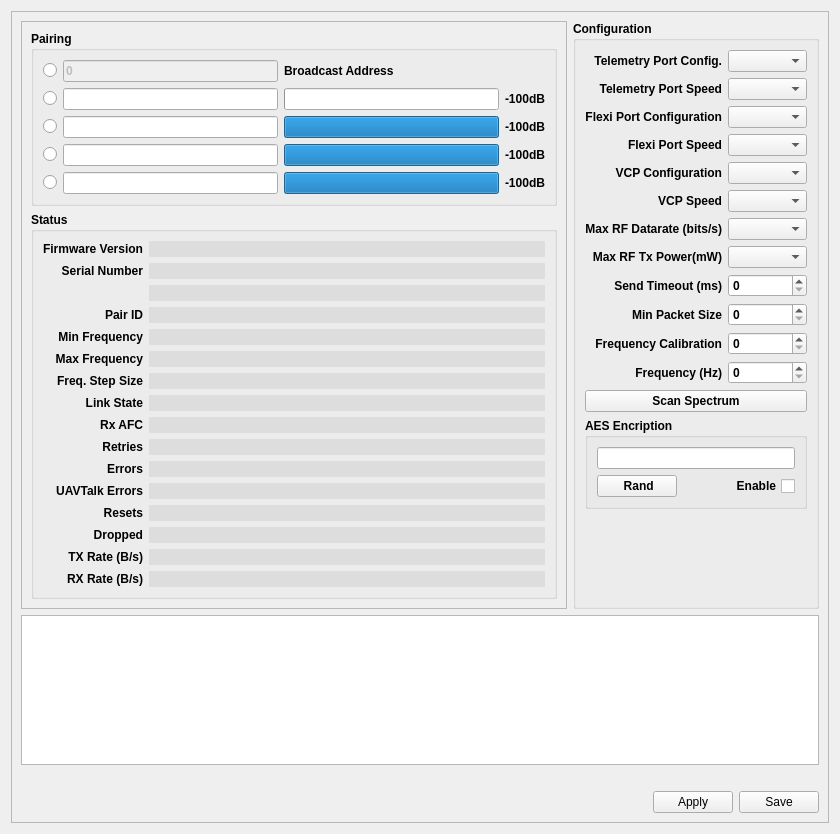
The window that ground/openpilotgcs/src/plugins/config/pipxtreme.ui (openpilot/OpenPilot) describes before a commit, drawn with Qt 5.
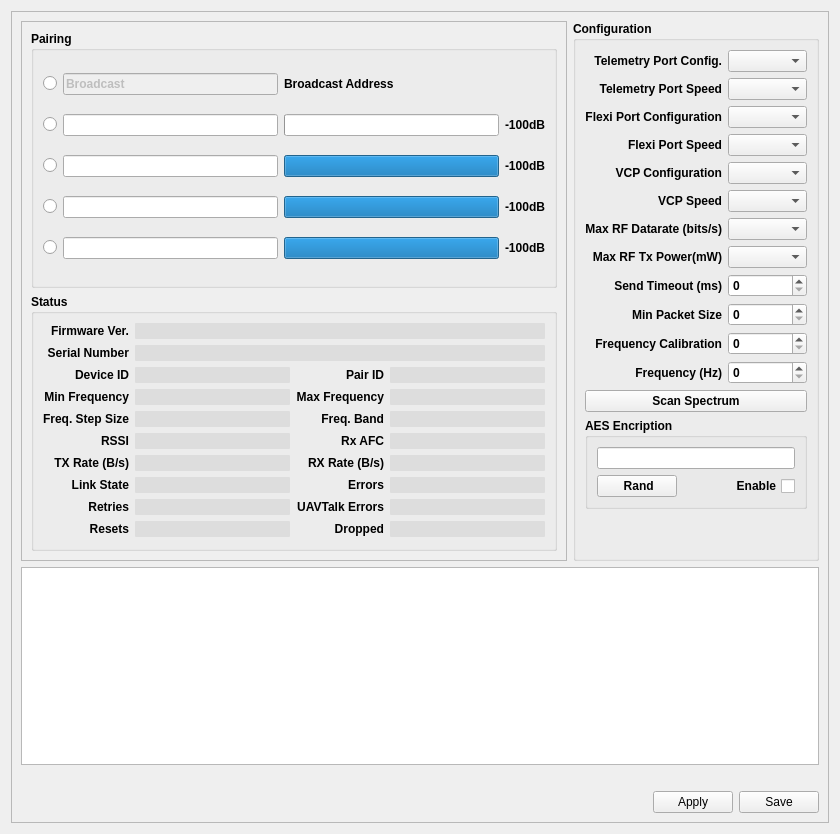
The same window after the commit.

Commit message: PipX configuration screen improvements.

Diff of the .ui file:
```diff
--- a/ground/openpilotgcs/src/plugins/config/pipxtreme.ui
+++ b/ground/openpilotgcs/src/plugins/config/pipxtreme.ui
@@ -144,7 +144,7 @@
             <item row="0" column="1">
              <widget class="QLineEdit" name="PairIDB">
               <property name="text">
-               <string>0</string>
+               <string>Broadcast</string>
               </property>
 	      <property name="enabled">
 		<bool>false</bool>
@@ -326,14 +326,14 @@
             <item row="0" column="0">
              <widget class="QLabel" name="label_9">
               <property name="text">
-               <string>Firmware Version</string>
+               <string>Firmware Ver.</string>
               </property>
               <property name="alignment">
                <set>Qt::AlignRight|Qt::AlignTrailing|Qt::AlignVCenter</set>
               </property>
              </widget>
             </item>
-            <item row="0" column="1">
+            <item row="0" column="1" colspan="3">
              <widget class="QLineEdit" name="FirmwareVersion">
               <property name="font">
                <font>
@@ -369,7 +369,7 @@
               </property>
              </widget>
             </item>
-            <item row="2" column="1">
+            <item row="2" column="1" colspan="3">
              <widget class="QLineEdit" name="SerialNumber">
               <property name="sizePolicy">
                <sizepolicy hsizetype="Preferred" vsizetype="Fixed">
@@ -417,6 +417,16 @@
               </property>
              </widget>
             </item>
+            <item row="3" column="0">
+             <widget class="QLabel" name="DeviceIDLabel">
+              <property name="text">
+               <string>Device ID</string>
+              </property>
+              <property name="alignment">
+               <set>Qt::AlignRight|Qt::AlignTrailing|Qt::AlignVCenter</set>
+              </property>
+             </widget>
+            </item>
             <item row="3" column="1">
              <widget class="QLineEdit" name="DeviceID">
               <property name="font">
@@ -443,34 +453,8 @@
               </property>
              </widget>
             </item>
-            <item row="4" column="1">
-             <widget class="QLineEdit" name="PairID">
-              <property name="font">
-               <font>
-                <weight>75</weight>
-                <bold>true</bold>
-               </font>
-              </property>
-              <property name="styleSheet">
-               <string notr="true">QLineEdit {
-  border: none;
-  border-radius: 1px;
-  padding: 0 8px;
-  background: rgba(0, 0, 0, 16);
-/*  background: transparent; */
-/*     selection-background-color: darkgray;*/
-}</string>
-              </property>
-              <property name="frame">
-               <bool>false</bool>
-              </property>
-              <property name="readOnly">
-               <bool>true</bool>
-              </property>
-             </widget>
-            </item>
-            <item row="4" column="0">
-             <widget class="QLabel" name="label_20">
+            <item row="3" column="2">
+             <widget class="QLabel" name="PairIDLabel">
               <property name="text">
                <string>Pair ID</string>
               </property>
@@ -479,7 +463,33 @@
               </property>
              </widget>
             </item>
-            <item row="5" column="0">
+            <item row="3" column="3">
+             <widget class="QLineEdit" name="PairID">
+              <property name="font">
+               <font>
+                <weight>75</weight>
+                <bold>true</bold>
+               </font>
+              </property>
+              <property name="styleSheet">
+               <string notr="true">QLineEdit {
+  border: none;
+  border-radius: 1px;
+  padding: 0 8px;
+  background: rgba(0, 0, 0, 16);
+/*  background: transparent; */
+/*     selection-background-color: darkgray;*/
+}</string>
+              </property>
+              <property name="frame">
+               <bool>false</bool>
+              </property>
+              <property name="readOnly">
+               <bool>true</bool>
+              </property>
+             </widget>
+            </item>
+            <item row="4" column="0">
              <widget class="QLabel" name="label_3">
               <property name="text">
                <string>Min Frequency</string>
@@ -489,7 +499,7 @@
               </property>
              </widget>
             </item>
-            <item row="5" column="1">
+            <item row="4" column="1">
              <widget class="QLineEdit" name="MinFrequency">
               <property name="sizePolicy">
                <sizepolicy hsizetype="Preferred" vsizetype="Fixed">
@@ -530,7 +540,7 @@
               </property>
              </widget>
             </item>
-            <item row="6" column="0">
+            <item row="4" column="2">
              <widget class="QLabel" name="label_4">
               <property name="text">
                <string>Max Frequency</string>
@@ -540,7 +550,7 @@
               </property>
              </widget>
             </item>
-            <item row="6" column="1">
+            <item row="4" column="3">
              <widget class="QLineEdit" name="MaxFrequency">
               <property name="sizePolicy">
                <sizepolicy hsizetype="Preferred" vsizetype="Fixed">
@@ -581,7 +591,7 @@
               </property>
              </widget>
             </item>
-            <item row="7" column="0">
+            <item row="5" column="0">
              <widget class="QLabel" name="label_12">
               <property name="text">
                <string>Freq. Step Size</string>
@@ -591,7 +601,7 @@
               </property>
              </widget>
             </item>
-            <item row="7" column="1">
+            <item row="5" column="1">
              <widget class="QLineEdit" name="FrequencyStepSize">
               <property name="sizePolicy">
                <sizepolicy hsizetype="Preferred" vsizetype="Fixed">
@@ -632,6 +642,195 @@
               </property>
              </widget>
             </item>
+            <item row="5" column="2">
+             <widget class="QLabel" name="FreqBandLabel">
+              <property name="text">
+               <string>Freq. Band</string>
+              </property>
+              <property name="alignment">
+               <set>Qt::AlignRight|Qt::AlignTrailing|Qt::AlignVCenter</set>
+              </property>
+             </widget>
+            </item>
+            <item row="5" column="3">
+             <widget class="QLineEdit" name="FreqBand">
+              <property name="sizePolicy">
+               <sizepolicy hsizetype="Preferred" vsizetype="Fixed">
+                <horstretch>0</horstretch>
+                <verstretch>0</verstretch>
+               </sizepolicy>
+              </property>
+              <property name="maximumSize">
+               <size>
+                <width>16777215</width>
+                <height>16777215</height>
+               </size>
+              </property>
+              <property name="font">
+               <font>
+                <weight>75</weight>
+                <bold>true</bold>
+               </font>
+              </property>
+              <property name="toolTip">
+               <string>The current frequency band</string>
+              </property>
+              <property name="styleSheet">
+               <string notr="true">QLineEdit {
+  border: none;
+  border-radius: 1px;
+  padding: 0 8px;
+  background: rgba(0, 0, 0, 16);
+/*  background: transparent; */
+/*     selection-background-color: darkgray;*/
+}</string>
+              </property>
+              <property name="alignment">
+               <set>Qt::AlignLeading|Qt::AlignLeft|Qt::AlignVCenter</set>
+              </property>
+              <property name="readOnly">
+               <bool>true</bool>
+              </property>
+             </widget>
+            </item>
+            <item row="6" column="0">
+             <widget class="QLabel" name="RSSILabel">
+              <property name="text">
+               <string>RSSI</string>
+              </property>
+              <property name="alignment">
+               <set>Qt::AlignRight|Qt::AlignTrailing|Qt::AlignVCenter</set>
+              </property>
+             </widget>
+            </item>
+            <item row="6" column="1">
+             <widget class="QLineEdit" name="RSSI">
+              <property name="font">
+               <font>
+                <weight>75</weight>
+                <bold>true</bold>
+               </font>
+              </property>
+              <property name="styleSheet">
+               <string notr="true">QLineEdit {
+  border: none;
+  border-radius: 1px;
+  padding: 0 8px;
+  background: rgba(0, 0, 0, 16);
+/*  background: transparent; */
+/*     selection-background-color: darkgray;*/
+}</string>
+              </property>
+              <property name="readOnly">
+               <bool>true</bool>
+              </property>
+             </widget>
+            </item>
+            <item row="6" column="2">
+             <widget class="QLabel" name="RxAFCLabel">
+              <property name="text">
+               <string>Rx AFC</string>
+              </property>
+              <property name="alignment">
+               <set>Qt::AlignRight|Qt::AlignTrailing|Qt::AlignVCenter</set>
+              </property>
+             </widget>
+            </item>
+            <item row="6" column="3">
+             <widget class="QLineEdit" name="RxAFC">
+              <property name="font">
+               <font>
+                <weight>75</weight>
+                <bold>true</bold>
+               </font>
+              </property>
+              <property name="styleSheet">
+               <string notr="true">QLineEdit {
+  border: none;
+  border-radius: 1px;
+  padding: 0 8px;
+  background: rgba(0, 0, 0, 16);
+/*  background: transparent; */
+/*     selection-background-color: darkgray;*/
+}</string>
+              </property>
+              <property name="readOnly">
+               <bool>true</bool>
+              </property>
+             </widget>
+            </item>
+            <item row="7" column="0">
+             <widget class="QLabel" name="TXRateLabel">
+              <property name="text">
+               <string>TX Rate (B/s)</string>
+              </property>
+              <property name="alignment">
+               <set>Qt::AlignRight|Qt::AlignTrailing|Qt::AlignVCenter</set>
+              </property>
+             </widget>
+            </item>
+            <item row="7" column="1">
+             <widget class="QLineEdit" name="TXRate">
+              <property name="font">
+               <font>
+                <weight>75</weight>
+                <bold>true</bold>
+               </font>
+              </property>
+              <property name="styleSheet">
+               <string notr="true">QLineEdit {
+  border: none;
+  border-radius: 1px;
+  padding: 0 8px;
+  background: rgba(0, 0, 0, 16);
+/*  background: transparent; */
+/*     selection-background-color: darkgray;*/
+}</string>
+              </property>
+              <property name="frame">
+               <bool>false</bool>
+              </property>
+              <property name="readOnly">
+               <bool>true</bool>
+              </property>
+             </widget>
+            </item>
+            <item row="7" column="2">
+             <widget class="QLabel" name="RXRateLabel">
+              <property name="text">
+               <string>RX Rate (B/s)</string>
+              </property>
+              <property name="alignment">
+               <set>Qt::AlignRight|Qt::AlignTrailing|Qt::AlignVCenter</set>
+              </property>
+             </widget>
+            </item>
+            <item row="7" column="3">
+             <widget class="QLineEdit" name="RXRate">
+              <property name="font">
+               <font>
+                <weight>75</weight>
+                <bold>true</bold>
+               </font>
+              </property>
+              <property name="styleSheet">
+               <string notr="true">QLineEdit {
+  border: none;
+  border-radius: 1px;
+  padding: 0 8px;
+  background: rgba(0, 0, 0, 16);
+/*  background: transparent; */
+/*     selection-background-color: darkgray;*/
+}</string>
+              </property>
+              <property name="frame">
+               <bool>false</bool>
+              </property>
+              <property name="readOnly">
+               <bool>true</bool>
+              </property>
+             </widget>
+            </item>
             <item row="8" column="0">
              <widget class="QLabel" name="label_11">
               <property name="text">
@@ -683,40 +882,43 @@
               </property>
              </widget>
             </item>
+            <item row="8" column="2">
+             <widget class="QLabel" name="label_19">
+              <property name="text">
+               <string>Errors</string>
+              </property>
+              <property name="alignment">
+               <set>Qt::AlignRight|Qt::AlignTrailing|Qt::AlignVCenter</set>
+              </property>
+             </widget>
+            </item>
+            <item row="8" column="3">
+             <widget class="QLineEdit" name="Errors">
+              <property name="font">
+               <font>
+                <weight>75</weight>
+                <bold>true</bold>
+               </font>
+              </property>
+              <property name="styleSheet">
+               <string notr="true">QLineEdit {
+  border: none;
+  border-radius: 1px;
+  padding: 0 8px;
+  background: rgba(0, 0, 0, 16);
+/*  background: transparent; */
+/*     selection-background-color: darkgray;*/
+}</string>
+              </property>
+              <property name="frame">
+               <bool>false</bool>
+              </property>
+              <property name="readOnly">
+               <bool>true</bool>
+              </property>
+             </widget>
+            </item>
             <item row="9" column="0">
-             <widget class="QLabel" name="label_17">
-              <property name="text">
-               <string>Rx AFC</string>
-              </property>
-              <property name="alignment">
-               <set>Qt::AlignRight|Qt::AlignTrailing|Qt::AlignVCenter</set>
-              </property>
-             </widget>
-            </item>
-            <item row="9" column="1">
-             <widget class="QLineEdit" name="RxAFC">
-              <property name="font">
-               <font>
-                <weight>75</weight>
-                <bold>true</bold>
-               </font>
-              </property>
-              <property name="styleSheet">
-               <string notr="true">QLineEdit {
-  border: none;
-  border-radius: 1px;
-  padding: 0 8px;
-  background: rgba(0, 0, 0, 16);
-/*  background: transparent; */
-/*     selection-background-color: darkgray;*/
-}</string>
-              </property>
-              <property name="readOnly">
-               <bool>true</bool>
-              </property>
-             </widget>
-            </item>
-            <item row="10" column="0">
              <widget class="QLabel" name="RetriesLabel">
               <property name="text">
                <string>Retries</string>
@@ -726,7 +928,7 @@
               </property>
              </widget>
             </item>
-            <item row="10" column="1">
+            <item row="9" column="1">
              <widget class="QLineEdit" name="Retries">
               <property name="font">
                <font>
@@ -752,43 +954,7 @@
               </property>
              </widget>
             </item>
-            <item row="11" column="1">
-             <widget class="QLineEdit" name="Errors">
-              <property name="font">
-               <font>
-                <weight>75</weight>
-                <bold>true</bold>
-               </font>
-              </property>
-              <property name="styleSheet">
-               <string notr="true">QLineEdit {
-  border: none;
-  border-radius: 1px;
-  padding: 0 8px;
-  background: rgba(0, 0, 0, 16);
-/*  background: transparent; */
-/*     selection-background-color: darkgray;*/
-}</string>
-              </property>
-              <property name="frame">
-               <bool>false</bool>
-              </property>
-              <property name="readOnly">
-               <bool>true</bool>
-              </property>
-             </widget>
-            </item>
-            <item row="11" column="0">
-             <widget class="QLabel" name="label_19">
-              <property name="text">
-               <string>Errors</string>
-              </property>
-              <property name="alignment">
-               <set>Qt::AlignRight|Qt::AlignTrailing|Qt::AlignVCenter</set>
-              </property>
-             </widget>
-            </item>
-            <item row="12" column="0">
+            <item row="9" column="2">
              <widget class="QLabel" name="UAVTalkErrorsLabel">
               <property name="text">
                <string>UAVTalk Errors</string>
@@ -798,7 +964,7 @@
               </property>
              </widget>
             </item>
-            <item row="12" column="1">
+            <item row="9" column="3">
              <widget class="QLineEdit" name="UAVTalkErrors">
               <property name="font">
                <font>
@@ -824,7 +990,7 @@
               </property>
              </widget>
             </item>
-            <item row="13" column="0">
+            <item row="10" column="0">
              <widget class="QLabel" name="ResetsLabel">
               <property name="text">
                <string>Resets</string>
@@ -834,7 +1000,7 @@
               </property>
              </widget>
             </item>
-            <item row="13" column="1">
+            <item row="10" column="1">
              <widget class="QLineEdit" name="Resets">
               <property name="font">
                <font>
@@ -860,7 +1026,7 @@
               </property>
              </widget>
             </item>
-            <item row="14" column="0">
+            <item row="10" column="2">
              <widget class="QLabel" name="DroppedLabel">
               <property name="text">
                <string>Dropped</string>
@@ -870,7 +1036,7 @@
               </property>
              </widget>
             </item>
-            <item row="14" column="1">
+            <item row="10" column="3">
              <widget class="QLineEdit" name="Dropped">
               <property name="font">
                <font>
@@ -896,78 +1062,6 @@
               </property>
              </widget>
             </item>
-            <item row="15" column="0">
-             <widget class="QLabel" name="TXRateLabel">
-              <property name="text">
-               <string>TX Rate (B/s)</string>
-              </property>
-              <property name="alignment">
-               <set>Qt::AlignRight|Qt::AlignTrailing|Qt::AlignVCenter</set>
-              </property>
-             </widget>
-            </item>
-            <item row="15" column="1">
-             <widget class="QLineEdit" name="TXRate">
-              <property name="font">
-               <font>
-                <weight>75</weight>
-                <bold>true</bold>
-               </font>
-              </property>
-              <property name="styleSheet">
-               <string notr="true">QLineEdit {
-  border: none;
-  border-radius: 1px;
-  padding: 0 8px;
-  background: rgba(0, 0, 0, 16);
-/*  background: transparent; */
-/*     selection-background-color: darkgray;*/
-}</string>
-              </property>
-              <property name="frame">
-               <bool>false</bool>
-              </property>
-              <property name="readOnly">
-               <bool>true</bool>
-              </property>
-             </widget>
-            </item>
-            <item row="16" column="0">
-             <widget class="QLabel" name="RXRateLabel">
-              <property name="text">
-               <string>RX Rate (B/s)</string>
-              </property>
-              <property name="alignment">
-               <set>Qt::AlignRight|Qt::AlignTrailing|Qt::AlignVCenter</set>
-              </property>
-             </widget>
-            </item>
-            <item row="16" column="1">
-             <widget class="QLineEdit" name="RXRate">
-              <property name="font">
-               <font>
-                <weight>75</weight>
-                <bold>true</bold>
-               </font>
-              </property>
-              <property name="styleSheet">
-               <string notr="true">QLineEdit {
-  border: none;
-  border-radius: 1px;
-  padding: 0 8px;
-  background: rgba(0, 0, 0, 16);
-/*  background: transparent; */
-/*     selection-background-color: darkgray;*/
-}</string>
-              </property>
-              <property name="frame">
-               <bool>false</bool>
-              </property>
-              <property name="readOnly">
-               <bool>true</bool>
-              </property>
-             </widget>
-            </item>
            </layout>
           </widget>
          </item>
```
Left out of the diff: 2 changed lines with no effect on the pictures. The commit also changes 2 other files.
